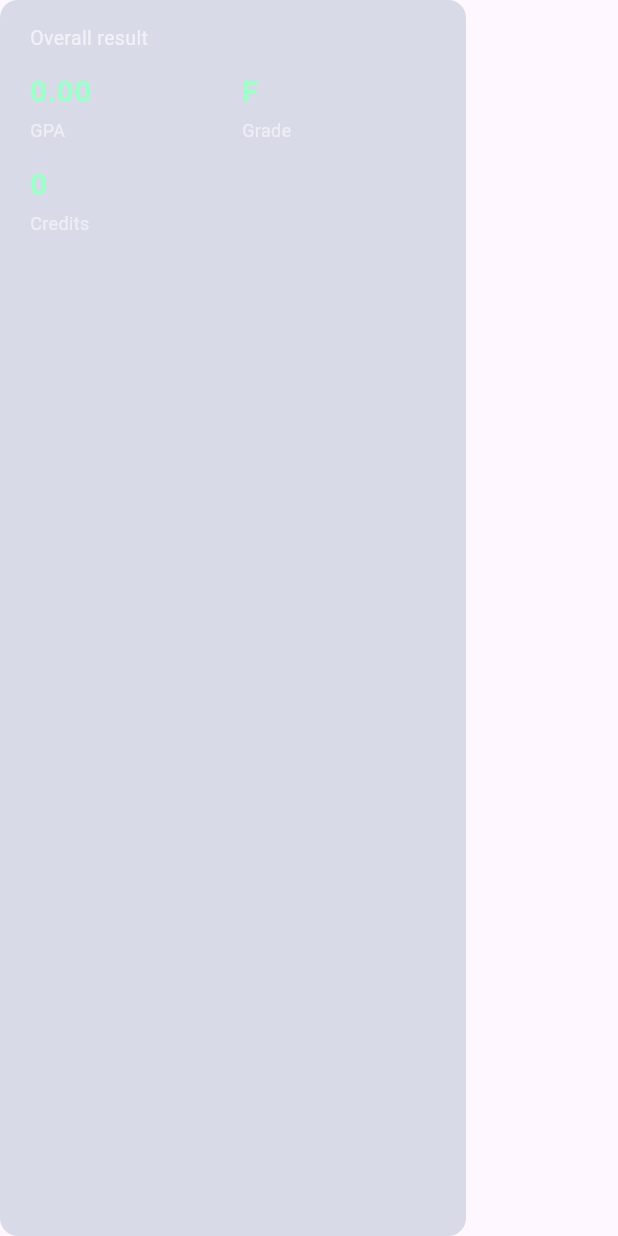
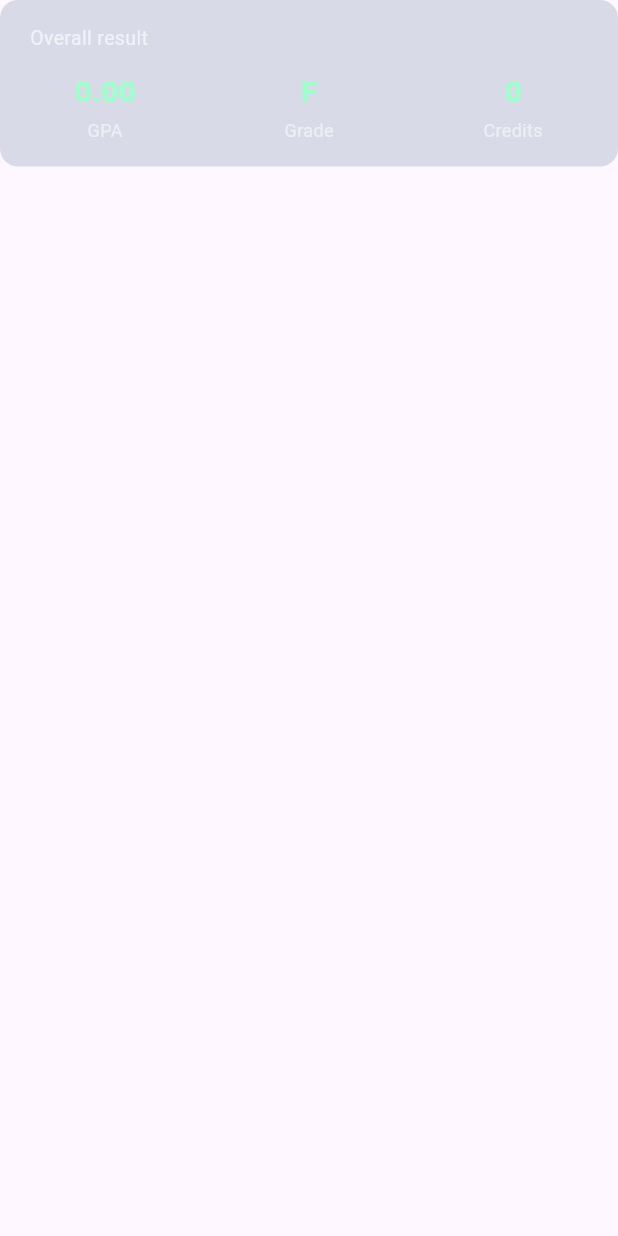
Before and after one commit to Besheer-74/result-GPA, a Flutter app: the OverallResultCard widget shown alone on an empty page, opened directly with empty values, on a phone screen of 412 x 824 dp. Run offline on Flutter 3.47's test engine with Material 3 defaults, Android fonts, the phone set to English and light mode, and no system bars; our stand-ins replace flutter_svg.

Commit message:
final one

```diff
--- a/lib/view/widgets/overall_result_card.dart
+++ b/lib/view/widgets/overall_result_card.dart
@@ -18,6 +18,7 @@ class OverallResultCard extends StatelessWidget {
             : (constraints.maxWidth - (spacing * 2)) / 3;
 
         return Container(
+          width: double.infinity,
           padding: EdgeInsets.symmetric(
             horizontal: isCompact ? 16 : 20,
             vertical: isCompact ? 14 : 16,
@@ -28,6 +29,7 @@ class OverallResultCard extends StatelessWidget {
           ),
           child: Column(
             crossAxisAlignment: CrossAxisAlignment.start,
+            mainAxisSize: MainAxisSize.min,
             children: [
               Text(
                 'Overall result',
@@ -37,19 +39,18 @@ class OverallResultCard extends StatelessWidget {
                 ),
               ),
               const SizedBox(height: 12),
-              Wrap(
+              Row(
                 spacing: spacing,
-                runSpacing: 14,
                 children: [
-                  SizedBox(
-                    width: itemWidth,
+                  Expanded(
                     child: _statBlock(
                       '${GradeCalculator.overallGpa(result).toStringAsFixed(2)}',
                       'GPA',
                     ),
                   ),
-                  SizedBox(
-                    width: itemWidth,
+                  const SizedBox(width: 12),
+
+                  Expanded(
                     child: _statBlock(
                       GradeCalculator.overallLetter(
                         GradeCalculator.overallGpa(result),
@@ -57,8 +58,9 @@ class OverallResultCard extends StatelessWidget {
                       'Grade',
                     ),
                   ),
-                  SizedBox(
-                    width: itemWidth,
+                  const SizedBox(width: 12),
+
+                  Expanded(
                     child: _statBlock(
                       '${result.semester1.totalCredits + result.semester2.totalCredits}',
                       'Credits',
@@ -77,7 +79,8 @@ class OverallResultCard extends StatelessWidget {
     return Column(
       crossAxisAlignment: CrossAxisAlignment.start,
       children: [
-        Text(
+        Center(
+          child: Text(
             value,
             style: const TextStyle(
               fontSize: 20,
@@ -85,12 +88,15 @@ class OverallResultCard extends StatelessWidget {
               color: ColorsStyle.neoMintColor,
             ),
           ),
+        ),
         const SizedBox(height: 2),
-        Text(
+        Center(
+          child: Text(
             label,
             style: TextStyle(
               fontSize: 12,
               color: Colors.white.withOpacity(0.55),
+            ),
           ),
         ),
       ],
--- a/lib/view/widgets/subject_grid_card.dart
+++ b/lib/view/widgets/subject_grid_card.dart
@@ -108,7 +108,8 @@ class SubjectGridCard extends StatelessWidget {
 
         const Spacer(),
 
-        Flexible(
+        Center(
+          child: Flexible(
             child: Text(
               value,
               overflow: TextOverflow.ellipsis,
@@ -117,6 +118,7 @@ class SubjectGridCard extends StatelessWidget {
                 color: valueColor,
                 fontSize: 18,
                 fontWeight: FontWeight.w700,
+              ),
             ),
           ),
         ),
```
Lines whose indentation alone changed are shown as unchanged.
